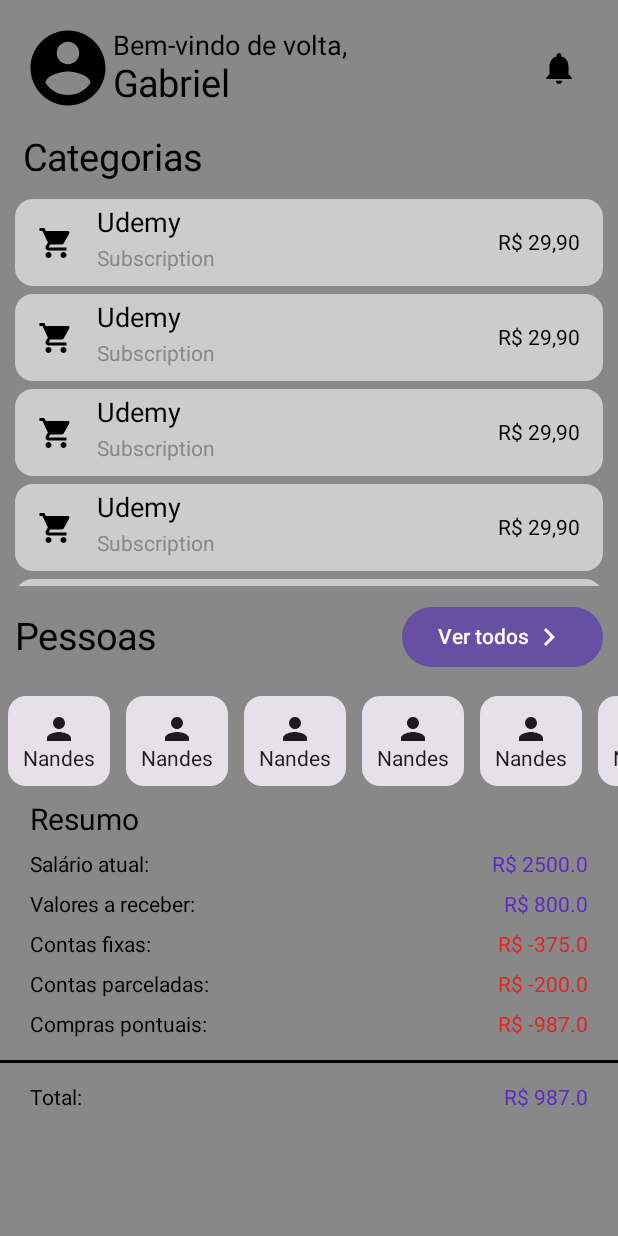
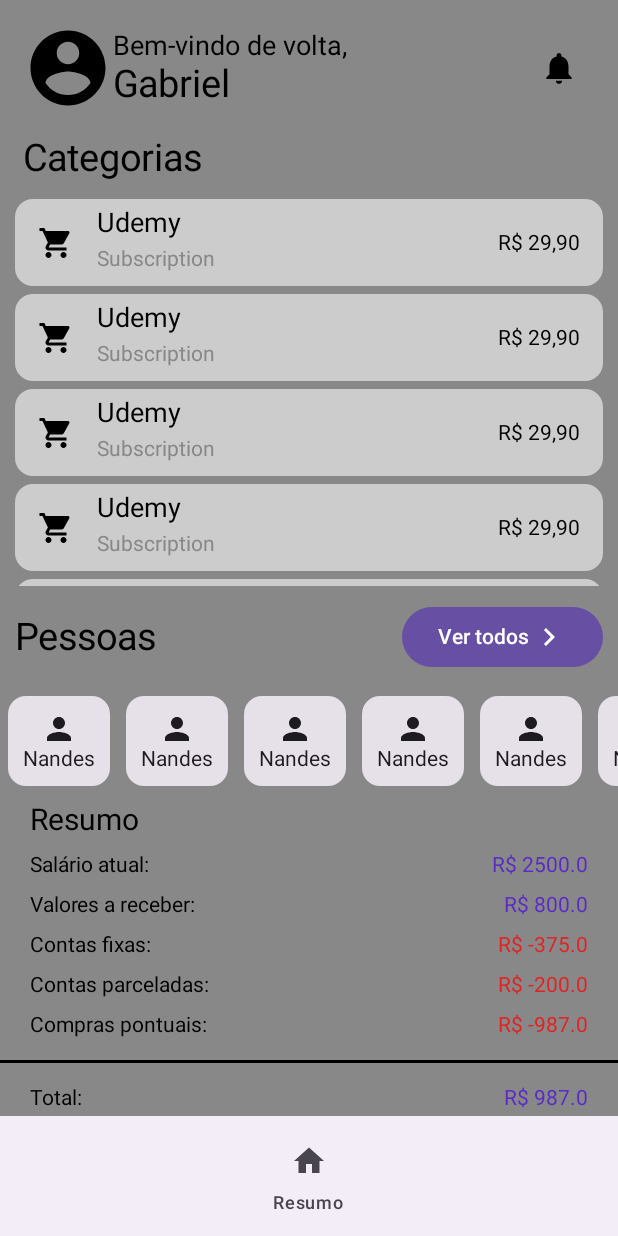
Before and after one commit to GabiNandes09/MyFinances, an Android app built with Jetpack Compose: the @Preview function MainPrev, on a phone screen of 412 x 824 dp. Run offline under Robolectric (Android 15) with nearby library versions, the phone set to English and light mode, and no system bars.

Commit message:
BottomAppBar iniciada, criar conforme necessário

```diff
--- a/app/src/main/java/com/rogue/financesrogue/ui/screen/main/MainUI.kt
+++ b/app/src/main/java/com/rogue/financesrogue/ui/screen/main/MainUI.kt
@@ -10,6 +10,7 @@ import androidx.compose.ui.graphics.Color
 import androidx.compose.ui.tooling.preview.Preview
 import com.rogue.financesrogue.ui.screen.main.componentes.CategoriesListResume
 import com.rogue.financesrogue.ui.screen.main.componentes.FinancesResume
+import com.rogue.financesrogue.ui.screen.main.componentes.MainBottomBar
 import com.rogue.financesrogue.ui.screen.main.componentes.PersonListResume
 import com.rogue.financesrogue.ui.screen.main.componentes.ProfileHeader
 
@@ -19,7 +20,7 @@ fun Main() {
     Scaffold(
         containerColor = Color.Gray,
         bottomBar = {
-
+            MainBottomBar()
         }
     ) { paddingValues ->
         LazyColumn(
--- /dev/null
+++ b/app/src/main/java/com/rogue/financesrogue/ui/screen/main/componentes/MainBottomBar.kt
@@ -0,0 +1,40 @@
+package com.rogue.financesrogue.ui.screen.main.componentes
+
+import android.graphics.drawable.Icon
+import androidx.compose.material.icons.Icons
+import androidx.compose.material.icons.filled.Home
+import androidx.compose.material3.BottomAppBar
+import androidx.compose.material3.Icon
+import androidx.compose.material3.NavigationBarItem
+import androidx.compose.material3.Text
+import androidx.compose.runtime.Composable
+import androidx.compose.ui.graphics.vector.ImageVector
+import androidx.compose.ui.tooling.preview.Preview
+
+@Composable
+fun MainBottomBar() {
+    val items = listOf(
+        BottomItem("Resumo", Icons.Default.Home)
+    )
+    BottomAppBar(actions = {
+        items.forEach { item ->
+            NavigationBarItem(
+                selected = false,
+                onClick = { /*TODO*/ },
+                icon = { Icon(imageVector = item.icon, contentDescription = null) },
+                label = { Text(text = item.label) }
+            )
+        }
+    })
+}
+
+@Preview
+@Composable
+private fun MainBottomBarPrev() {
+    MainBottomBar()
+}
+
+data class BottomItem(
+    val label: String,
+    val icon: ImageVector
+)
```
